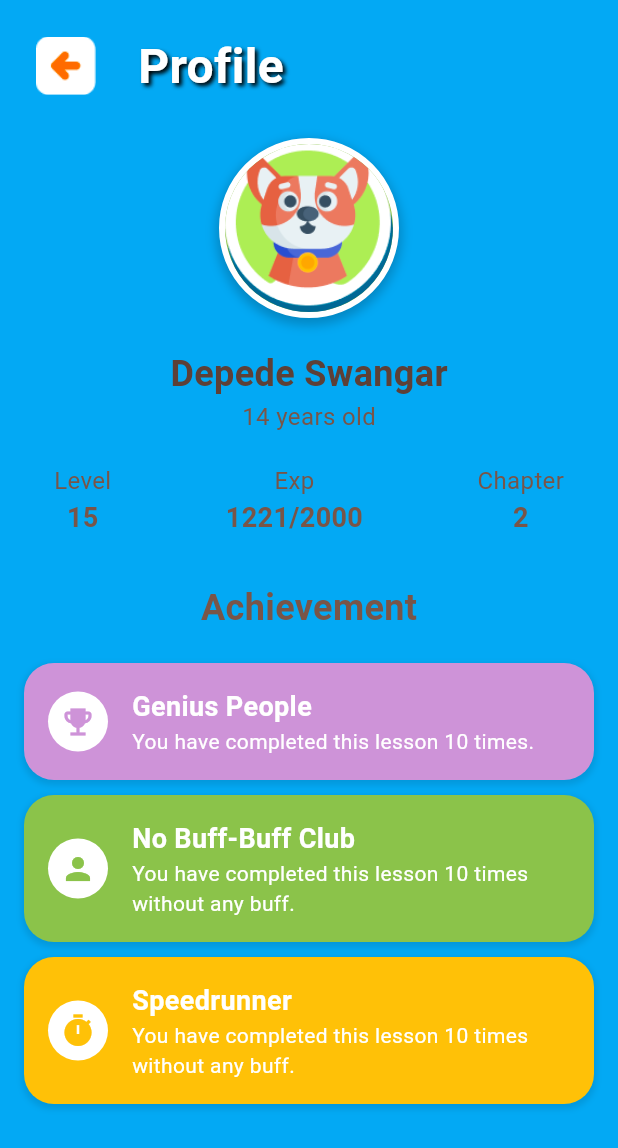
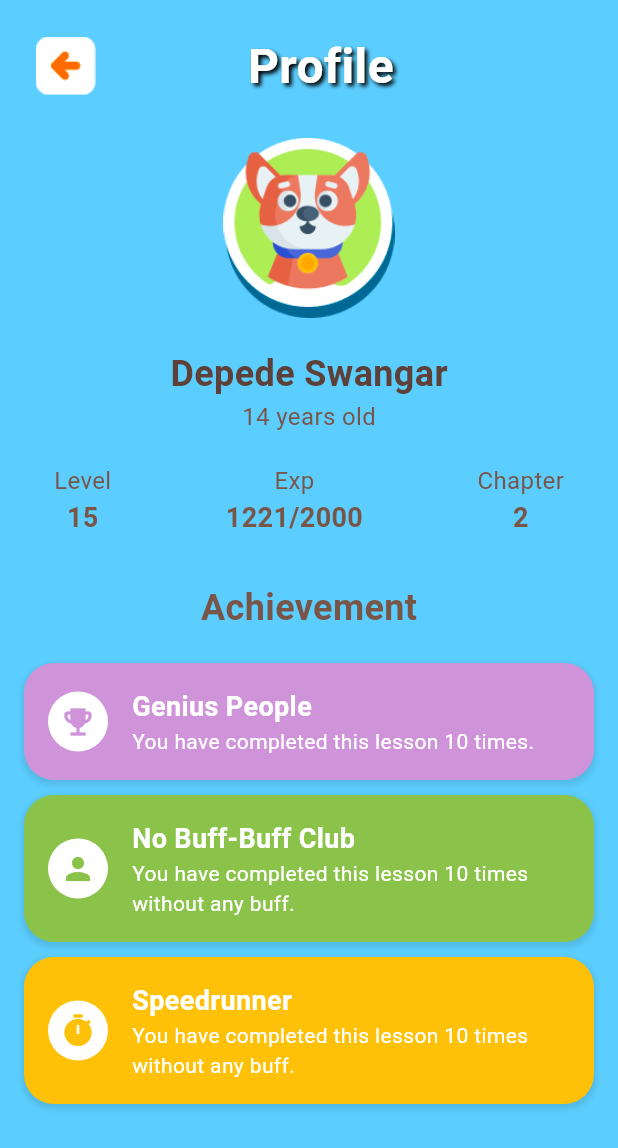
Before and after one commit to Nessaa16/WordWhizz, a Flutter app: the CharacterPage screen opened directly, after a tap on "Pilih", on a phone screen of 412 x 824 dp. Shown: the top 1148 px of the screen. Run offline on Flutter 3.47's test engine with Material 3 defaults, Android fonts, the phone set to English and light mode, and no system bars; our stand-ins replace cloud_firestore, firebase_auth, firebase_core, lottie; accounts and stored records are empty.

Commit message:
Profile Page UI

```diff
--- a/wordwhizz/lib/main.dart
+++ b/wordwhizz/lib/main.dart
@@ -22,23 +22,24 @@ class MyApp extends StatelessWidget {
     return const MaterialApp(
       debugShowCheckedModeBanner: false,
 
-      // home: WelcomePage(),
+
+      home: WelcomePage(), // login dan signup
       // home: StoryPage(),
 
       // home: MainMenuScreen(),
       // home: Chapter2(),
 
-      //home: MainMenuScreen(),
+      // home: MainMenuScreen(),
+      // home: BottomNavbar(),
 
-      //home: ShopPage(),
+      // home: ProfilePage(selectedCharacter: '',),
 
       // home: MinigamesScreen(),
-      // home: MainMenuScreen(),
-      // home: Chapter1(),
+      // home: ShopPage(),
       // home: TebakGambar(),
       // home: MainMenuScreen2(),
       // home: Chapter1(),
-      home: Beforestartgame(),
+      // home: Beforestartgame(),
 //    home: MainMenuScreen2(),
 
 
--- a/wordwhizz/lib/view/pages/profile_page.dart
+++ b/wordwhizz/lib/view/pages/profile_page.dart
@@ -11,7 +11,7 @@ class _ProfilePageState extends State<ProfilePage> {
   @override
   Widget build(BuildContext context) {
     return Scaffold(
-      backgroundColor: Colors.lightBlue,
+      backgroundColor: Color(0xFF5BCEFF),
       body: SafeArea(
         child: SingleChildScrollView(
           child: Padding(
@@ -20,9 +20,10 @@ class _ProfilePageState extends State<ProfilePage> {
               children: [
                 // Back Button and Title
                 Row(
+                  mainAxisAlignment: MainAxisAlignment
+                      .center, // Membuat elemen dalam Row rata tengah
                   children: [
-                    Container(
-                      child: IconButton(
+                    IconButton(
                       icon: Image.asset(
                         'assets/images/backarrow.png', // Ganti dengan path gambar yang sesuai
                         width: 40,
@@ -31,10 +32,10 @@ class _ProfilePageState extends State<ProfilePage> {
                       ),
                       onPressed: () => Navigator.pop(context),
                     ),
-                    ),
-                    const SizedBox(width: 20),
-                    const Text(
+                    Expanded(
+                      child: Text(
                         'Profile',
+                        textAlign: TextAlign.center,
                         style: TextStyle(
                           fontSize: 32,
                           fontWeight: FontWeight.bold,
@@ -48,6 +49,10 @@ class _ProfilePageState extends State<ProfilePage> {
                           ],
                         ),
                       ),
+                    ),
+                    const SizedBox(
+                        width:
+                            40), // Spacer untuk menyeimbangkan ruang di kanan
                   ],
                 ),
                 const SizedBox(height: 20),
@@ -58,22 +63,9 @@ class _ProfilePageState extends State<ProfilePage> {
                   height: 120,
                   decoration: BoxDecoration(
                     shape: BoxShape.circle,
-                    color: Colors.lightGreen,
-                    border: Border.all(color: Colors.white, width: 4),
-                    boxShadow: [
-                      BoxShadow(
-                        color: Colors.black.withOpacity(0.2),
-                        spreadRadius: 2,
-                        blurRadius: 5,
-                        offset: const Offset(0, 3),
                   ),
-                    ],
-                  ),
-                  child: ClipOval(
                   child: Image.asset(
                     'assets/images/avatar_dog.png', // Replace with the correct path to your asset image
-                      fit: BoxFit.cover,
-                    ),
                   ),
                 ),
                 const SizedBox(height: 20),
```
Lines whose indentation alone changed are shown as unchanged.
